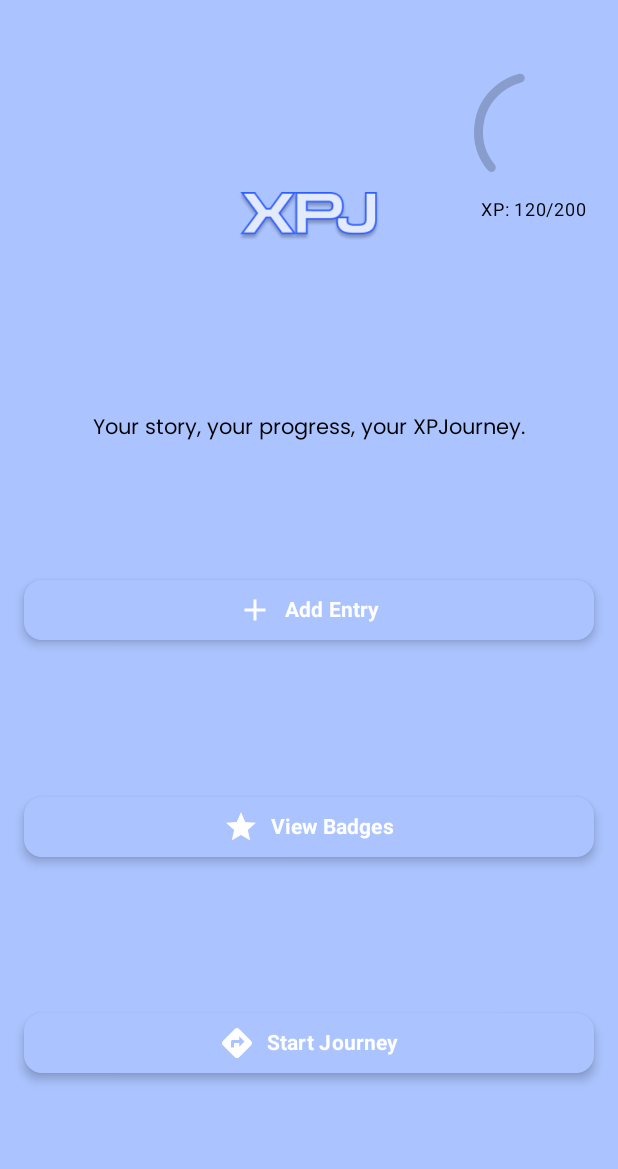
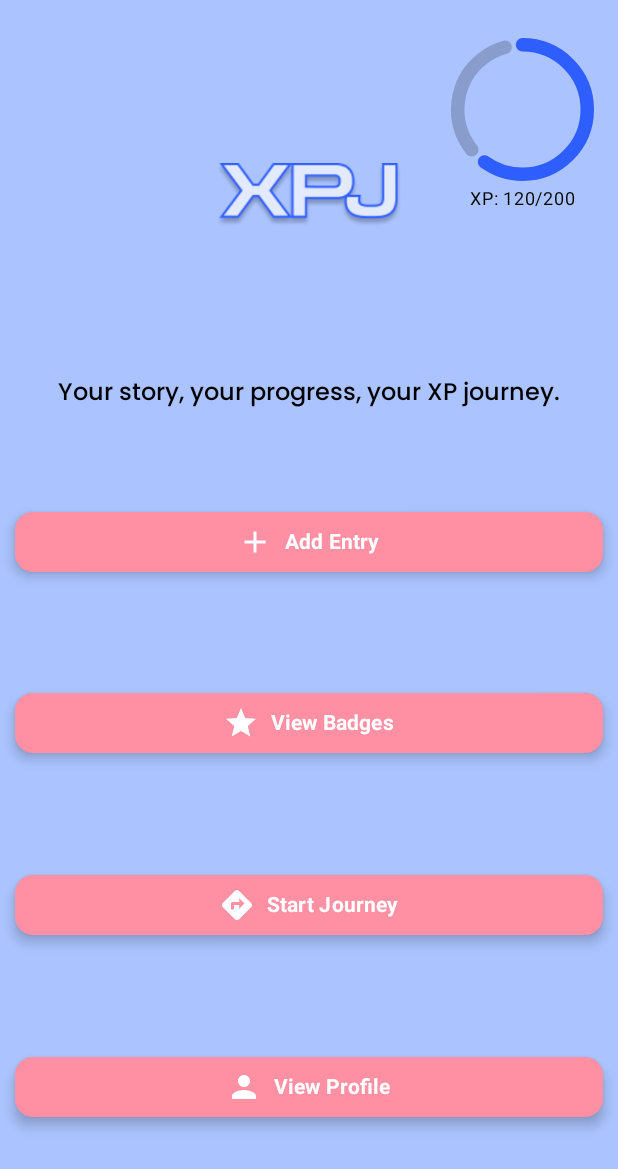
Before and after one commit to Cos229-239/2025_12_Team3, an Android app built with Jetpack Compose: the screen it shows after launch (MainActivity), on a phone screen of 412 x 824 dp. Shown: the top 1169 px of the screen. Run offline under Robolectric (Android 15) with nearby library versions, the phone set to English and light mode, and no system bars.

Commit message:
Refactor DashboardScreen to use ProgressViewModelContract, add FakeProgressViewModel for preview, and update theme with XP tracker + accent colors

```diff
--- a/app/src/main/java/com/example/xpjourney/MainActivity.kt
+++ b/app/src/main/java/com/example/xpjourney/MainActivity.kt
@@ -12,7 +12,6 @@ import androidx.compose.ui.Modifier
 import androidx.compose.ui.unit.dp
 import androidx.compose.ui.tooling.preview.Preview
 import com.example.xpjourney.ui.theme.XPJourneyTheme
-import androidx.compose.foundation.layout.Arrangement
 import androidx.compose.material.icons.Icons
 import androidx.compose.ui.Alignment
 import androidx.compose.ui.unit.sp
@@ -24,6 +23,7 @@ import androidx.compose.material.icons.filled.Add
 import androidx.compose.material.icons.filled.Directions
 import androidx.compose.material.icons.filled.Star
 import androidx.compose.foundation.background
+import androidx.compose.foundation.layout.Arrangement
 import androidx.compose.ui.graphics.Color
 import androidx.compose.runtime.remember
 import androidx.compose.runtime.getValue
@@ -32,23 +32,54 @@ import androidx.compose.runtime.mutableIntStateOf
 import androidx.compose.ui.graphics.vector.ImageVector
 import androidx.compose.ui.res.painterResource
 import androidx.compose.foundation.shape.RoundedCornerShape
+import androidx.compose.material.icons.filled.Person
+import androidx.compose.runtime.LaunchedEffect
+import androidx.compose.runtime.collectAsState
 import androidx.compose.ui.text.TextStyle
 import androidx.compose.ui.text.font.FontWeight
+import androidx.datastore.preferences.preferencesDataStore
+import androidx.lifecycle.ViewModel
+import androidx.lifecycle.ViewModelProvider
+import androidx.lifecycle.viewmodel.compose.viewModel
+import com.example.xpjourney.data.ProgressRepository
 import com.example.xpjourney.ui.theme.Poppins
+import com.example.xpjourney.ui.theme.XPJAccentPink
+import com.example.xpjourney.viewmodel.ProgressViewModelContract
+import com.example.xpjourney.viewmodel.UserProgressViewModel
+import kotlinx.coroutines.flow.MutableStateFlow
+import java.time.LocalDate
+import kotlinx.coroutines.flow.StateFlow
+
+val android.content.Context.dataStore by preferencesDataStore(name = "user_progress")
 
 
 class MainActivity : ComponentActivity() {
     override fun onCreate(savedInstanceState: Bundle?) {
         super.onCreate(savedInstanceState)
         enableEdgeToEdge()
+        val repo = ProgressRepository(dataStore)
+        val factory = object : ViewModelProvider.Factory {
+            override fun <T : ViewModel> create(modelClass: Class<T>): T {
+                if (modelClass.isAssignableFrom(UserProgressViewModel::class.java)) {
+                    @Suppress("UNCHECKED_CAST")
+                    return UserProgressViewModel(repo) as T
+                }
+                throw IllegalArgumentException("Unknown ViewModel class")
+            }
+        }
         setContent {
             XPJourneyTheme {
                 val navController = rememberNavController()
+                val progressViewModel: UserProgressViewModel = viewModel(factory = factory)
+                LaunchedEffect(Unit) {
+                    progressViewModel.onLogin()
+                }
                 NavHost(navController = navController, startDestination = "dashboard") {
-                    composable("dashboard") { DashboardScreen( navController) }
+                    composable("dashboard") { DashboardScreen( navController, progressViewModel) }
                     composable("entry") { JournalEntryScreen() }
                     composable("badges") { BadgesScreen() }
                     composable("journey") { JourneyScreen() }
+                    composable("profile") { ProfileScreen() }
                 }
             }
         }
@@ -56,7 +87,17 @@ class MainActivity : ComponentActivity() {
 }
 
 @Composable
-fun DashboardScreen(navController: NavController) {
+fun DashboardScreen(
+    navController: NavController,
+    viewModel: ProgressViewModelContract
+) {
+    val progressState = viewModel.progressState.collectAsState()
+
+    Column {
+        Text("🔥Login Streak: ${progressState.value.currentStreak} days")
+        Text("XP: ${progressState.value.xp}")
+    }
+
     var xp by remember { mutableIntStateOf(120) }
     val xpGoal = 200
     val progress = xp.toFloat() / xpGoal.toFloat()
@@ -70,7 +111,7 @@ fun DashboardScreen(navController: NavController) {
         Column(
             modifier = Modifier
                 .fillMaxSize()
-                .padding(16.dp),
+                .padding(10.dp),
             horizontalAlignment = Alignment.CenterHorizontally,
             verticalArrangement = Arrangement.SpaceEvenly
         ) {
@@ -78,17 +119,17 @@ fun DashboardScreen(navController: NavController) {
             Image(
                 painter = painterResource(id = R.drawable.xpj_logo),
                 contentDescription = "XPJ Logo",
-                modifier = Modifier.size(96.dp)
+                modifier = Modifier.size(125.dp)
             )
             // Tagline text
             Text(
-                text = "Your story, your progress, your XPJourney.",
+                text = "Your story, your progress, your XP journey.",
                 style = TextStyle(
                     fontFamily = Poppins,
-                    fontSize = 14.sp,
-                    fontWeight = FontWeight.Normal
+                    fontSize = 16.sp,
+                    fontWeight = FontWeight.Medium
                 ),
-                modifier = Modifier.padding(top = 2.dp)
+                modifier = Modifier.padding(top = 0.dp)
             )
             XPJButton("Add Entry", Icons.Filled.Add, onClick = {
                 xp += 10
@@ -100,21 +141,24 @@ fun DashboardScreen(navController: NavController) {
             XPJButton("Start Journey", Icons.Filled.Directions, onClick = {
                 navController.navigate("journey")
             })
+            XPJButton("View Profile", Icons.Filled.Person, onClick = {
+                navController.navigate("profile")
+        })
 
         }
         Column(                     // XP tracker in top-right corner
             modifier = Modifier
                 .align(Alignment.TopEnd)
-                .padding(top = 48.dp, end = 16.dp),
+                .padding(top = 25.dp, end = 16.dp),
             horizontalAlignment = Alignment.CenterHorizontally
         ) {
             Box(contentAlignment = Alignment.Center) {
                 CircularProgressIndicator(
-                    progress = { progress },
-                    modifier = Modifier.size(80.dp),
+                    progress = progress,
+                    modifier = Modifier.size(95.dp),
                     color = MaterialTheme.colorScheme.primary,
                     trackColor = MaterialTheme.colorScheme.onBackground.copy(alpha = 0.2f),
-                    strokeWidth = 6.dp
+                    strokeWidth = 9.dp
                 )
             }
             Text("XP: $xp/$xpGoal", fontSize = 12.sp)
@@ -170,12 +214,12 @@ fun XPJButton(
     Button(
         onClick = onClick,
         colors = ButtonDefaults.buttonColors(
-            containerColor = MaterialTheme.colorScheme.primary,
-            contentColor = MaterialTheme.colorScheme.onPrimary
+            containerColor = XPJAccentPink,
+            contentColor = Color.White
         ),
         shape = RoundedCornerShape(12.dp),
         elevation = ButtonDefaults.buttonElevation(
-            defaultElevation = 4.dp,
+            defaultElevation = 5.dp,
             pressedElevation = 8.dp
         ),
         modifier = modifier
@@ -188,11 +232,37 @@ fun XPJButton(
     }
 }
 
+@Composable
+fun ProfileScreen() {
+    Column(
+        modifier = Modifier
+            .fillMaxSize()
+            .padding(24.dp),
+        horizontalAlignment = Alignment.CenterHorizontally,
+        verticalArrangement = Arrangement.Center
+    ) {
+        Text("View Profile")
+    }
+}
+
+
 @Preview(showBackground = true)
 @Composable
 fun DashboardPreview() {
-    XPJourneyTheme {
-        val navController = rememberNavController()
-        DashboardScreen(navController)
+    val fakeNavController = rememberNavController()
+    val fakeViewModel = FakeProgressViewModel()
+
+XPJourneyTheme {
+    DashboardScreen (navController = fakeNavController, viewModel = fakeViewModel)
     }
 }
+
+class FakeProgressViewModel : ViewModel(), ProgressViewModelContract {
+    override val progressState = MutableStateFlow(
+        ProgressRepository.Progress(
+            lastLoginDate = LocalDate.now(),
+            currentStreak = 5,
+            xp = 42
+        )
+    )
+}
--- /dev/null
+++ b/app/src/main/java/com/example/xpjourney/data/ProgressRepository.kt
@@ -0,0 +1,45 @@
+package com.example.xpjourney.data
+
+import androidx.datastore.core.DataStore
+import androidx.datastore.preferences.core.Preferences
+import androidx.datastore.preferences.core.edit
+import androidx.datastore.preferences.core.intPreferencesKey
+import androidx.datastore.preferences.core.stringPreferencesKey
+import kotlinx.coroutines.flow.Flow
+import kotlinx.coroutines.flow.map
+import java.time.LocalDate
+
+class ProgressRepository(private val dataStore: DataStore<Preferences>) {
+    data class Progress(
+        val lastLoginDate: LocalDate?,
+        val currentStreak: Int,
+        val xp: Int
+    )
+
+    private val LAST_LOGIN_DATE = stringPreferencesKey("last_login_date")
+    private val CURRENT_STREAK = intPreferencesKey("current_streak")
+    private val XP = intPreferencesKey("xp")
+
+    val progressFlow: Flow<Progress> = dataStore.data.map { prefs ->
+        val dateStr = prefs[LAST_LOGIN_DATE]
+        val date = dateStr?.let { LocalDate.parse(it) }
+        Progress(
+            lastLoginDate = date,
+            currentStreak = prefs[CURRENT_STREAK] ?: 0,
+            xp = prefs[XP] ?: 0
+        )
+    }
+
+    suspend fun saveProgress(lastLoginDate: LocalDate?, currentStreak: Int, xp: Int) {
+        dataStore.edit { prefs ->
+            if (lastLoginDate != null) {
+                prefs[LAST_LOGIN_DATE] = lastLoginDate.toString()
+            } else {
+                prefs.remove(LAST_LOGIN_DATE)
+            }
+            prefs[CURRENT_STREAK] = currentStreak
+            prefs[XP] = xp
+        }
+    }
+
+}
--- a/app/src/main/java/com/example/xpjourney/ui/theme/Color.kt
+++ b/app/src/main/java/com/example/xpjourney/ui/theme/Color.kt
@@ -10,6 +10,8 @@ val Purple40 = Color(0xFF6650a4)
 val PurpleGrey40 = Color(0xFF625b71)
 val Pink40 = Color(0xFF7D5260)
 
-val XPJBlue = Color(0xFFABC4FF)
+val XPJBlue = Color(0xFF2F5EFF)
 
 val XPJLightBlue = Color(0xFFABC4FF)
+
+val XPJAccentPink =  Color(0xFFFF8FA3)
--- a/app/src/main/java/com/example/xpjourney/ui/theme/Theme.kt
+++ b/app/src/main/java/com/example/xpjourney/ui/theme/Theme.kt
@@ -48,7 +48,7 @@ private val lightColorScheme = lightColorScheme(
 
 private val XPJColorScheme = lightColorScheme(
     primary = XPJBlue,
-    secondary = XPJLightBlue,
+    secondary = XPJAccentPink,
     background = XPJLightBlue,
     onPrimary = Color.White,
     onBackground = Color.Black
--- /dev/null
+++ b/app/src/main/java/com/example/xpjourney/viewmodel/UserProgressViewModel.kt
@@ -0,0 +1,56 @@
+package com.example.xpjourney.viewmodel
+
+import androidx.lifecycle.ViewModel
+import androidx.lifecycle.viewModelScope
+import kotlinx.coroutines.flow.SharingStarted
+import kotlinx.coroutines.flow.stateIn
+import kotlinx.coroutines.launch
+import java.time.LocalDate
+import com.example.xpjourney.data.ProgressRepository
+
+import kotlinx.coroutines.flow.StateFlow
+import kotlinx.coroutines.flow.WhileSubscribed
+
+interface ProgressViewModelContract {
+    val progressState: StateFlow<ProgressRepository.Progress>
+}
+
+class UserProgressViewModel(private val repo: ProgressRepository) : ViewModel(),
+ProgressViewModelContract {
+    override val progressState = repo.progressFlow.stateIn(
+        viewModelScope,
+        SharingStarted.WhileSubscribed(),
+        ProgressRepository.Progress(LocalDate.now(), 0, 0)
+    )
+    // Called when user logs in / opens app
+    fun onLogin() {
+        viewModelScope.launch {
+            val current = progressState.value
+            val today = LocalDate.now()
+            val updated = updateStreakAndXp(current, today)
+            repo.saveProgress(
+                lastLoginDate = today,
+                currentStreak = updated.currentStreak,
+                xp = updated.xp
+            )
+        }
+    }
+
+    private fun updateStreakAndXp(current: ProgressRepository.Progress, today: LocalDate): ProgressRepository.Progress {
+        val last = current.lastLoginDate
+        val newStreak = when {
+            last == null -> 1
+            last == today -> current.currentStreak // Already credited today
+            last == today.minusDays(1) -> current.currentStreak + 1
+            else -> 1
+        }
+        val alreadyCreditedToday = (last == today)
+        val xpReward = if (alreadyCreditedToday) 0 else 5 + (newStreak * 2)
+
+        return current.copy(
+            lastLoginDate = today,
+            currentStreak = newStreak,
+            xp = current.xp + xpReward
+        )
+    }
+}
--- a/gradle/libs.versions.toml
+++ b/gradle/libs.versions.toml
@@ -1,5 +1,5 @@
 [versions]
-agp = "8.13.1"
+agp = "8.13.2"
 kotlin = "2.2.21"
 coreKtx = "1.17.0"
 junit = "4.13.2"
```
Also changed, not shown: app/build.gradle.kts (+17 -6 lines).
